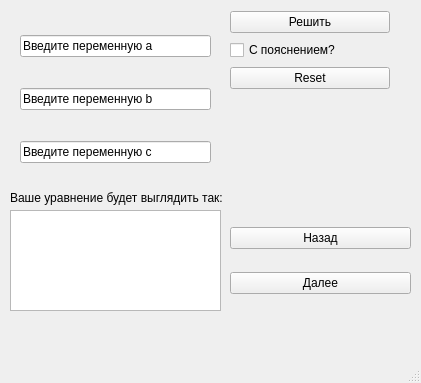
First picture: the form in discriminant.ui, repository Misantrhope/Solutio-aequationem-quadraticam, before the edit.
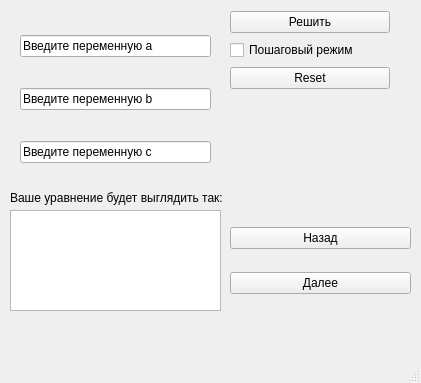
Second picture: the form after the edit.

```diff
--- a/discriminant.ui
+++ b/discriminant.ui
@@ -149,7 +149,7 @@
      <item>
       <widget class="QCheckBox" name="with_explains">
        <property name="text">
-        <string>С пояснением?</string>
+        <string>Пошаговый режим</string>
        </property>
       </widget>
      </item>
```
